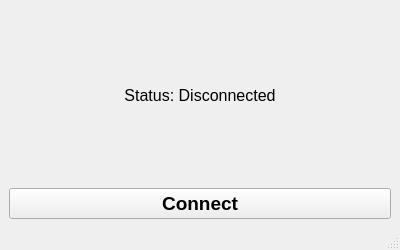
First picture: the form in vpn_desktop_client/src/mainwindow.ui, repository Shivam-1M/vpn, before the edit.
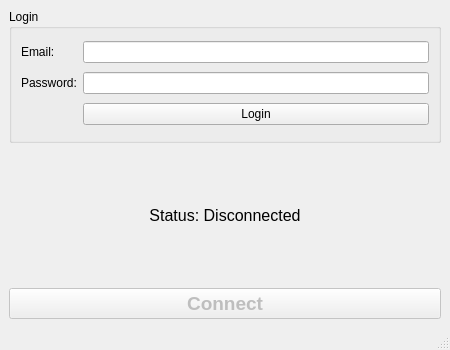
Second picture: the form after the edit.

Commit message: added login functionality

```diff
--- a/vpn_desktop_client/src/mainwindow.ui
+++ b/vpn_desktop_client/src/mainwindow.ui
@@ -6,8 +6,8 @@
    <rect>
     <x>0</x>
     <y>0</y>
-    <width>400</width>
-    <height>250</height>
+    <width>450</width>
+    <height>350</height>
    </rect>
   </property>
   <property name="windowTitle">
@@ -15,6 +15,46 @@
   </property>
   <widget class="QWidget" name="centralwidget">
    <layout class="QVBoxLayout" name="verticalLayout">
+    <item>
+     <widget class="QGroupBox" name="loginGroup">
+      <property name="title">
+       <string>Login</string>
+      </property>
+      <layout class="QGridLayout" name="gridLayout">
+       <item row="0" column="0">
+        <widget class="QLabel" name="labelEmail">
+         <property name="text">
+          <string>Email:</string>
+         </property>
+        </widget>
+       </item>
+       <item row="0" column="1">
+        <widget class="QLineEdit" name="emailLineEdit"/>
+       </item>
+       <item row="1" column="0">
+        <widget class="QLabel" name="labelPassword">
+         <property name="text">
+          <string>Password:</string>
+         </property>
+        </widget>
+       </item>
+       <item row="1" column="1">
+        <widget class="QLineEdit" name="passwordLineEdit">
+         <property name="echoMode">
+          <enum>QLineEdit::Password</enum>
+         </property>
+        </widget>
+       </item>
+       <item row="2" column="1">
+        <widget class="QPushButton" name="loginButton">
+         <property name="text">
+          <string>Login</string>
+         </property>
+        </widget>
+       </item>
+      </layout>
+     </widget>
+    </item>
     <item>
      <widget class="QLabel" name="statusLabel">
       <property name="font">
@@ -32,6 +72,9 @@
     </item>
     <item>
      <widget class="QPushButton" name="connectButton">
+      <property name="enabled">
+       <bool>false</bool>
+      </property>
       <property name="font">
        <font>
         <pointsize>14</pointsize>
```
Left out of the diff: 2 changed lines with no effect on the pictures. The commit also changes 5 other files.
